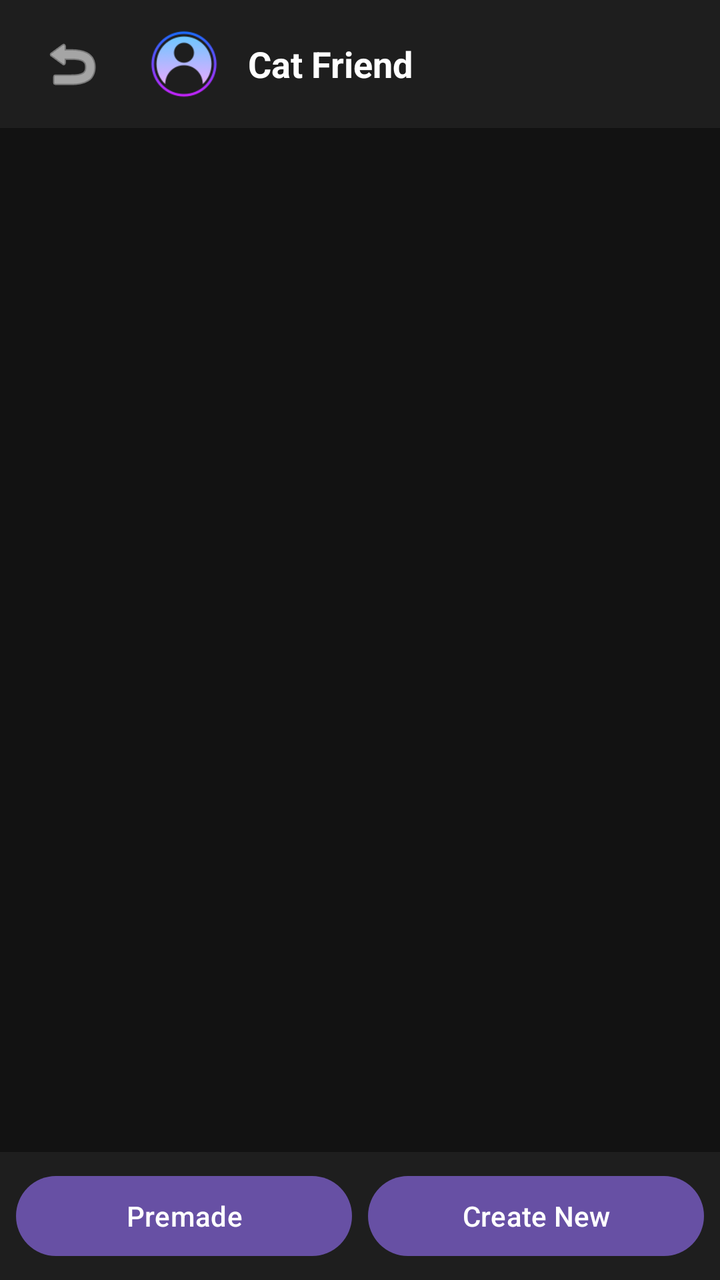
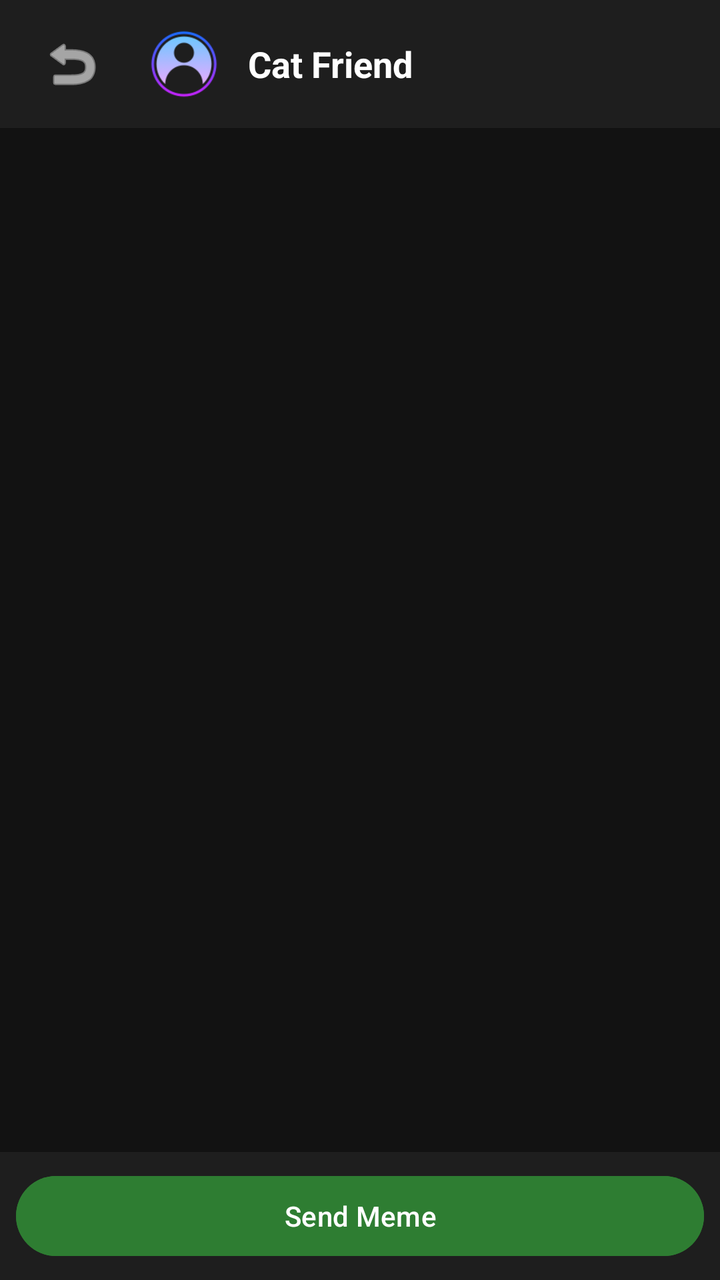

Before-and-after screenshots of an Android layout around one commit, followed by the original layout XML and the change that was made.
<!-- AndroidManifest.xml: application theme Theme.MessagingApp -->
<!-- res/layout/activity_chat.xml -->
<?xml version="1.0" encoding="utf-8"?>
<androidx.constraintlayout.widget.ConstraintLayout 
    xmlns:android="http://schemas.android.com/apk/res/android"
    xmlns:app="http://schemas.android.com/apk/res-auto"
    android:id="@+id/main"
    android:layout_width="match_parent"
    android:layout_height="match_parent"
    android:background="#121212"
    android:fitsSystemWindows="true">

    
    <androidx.appcompat.widget.Toolbar
        android:id="@+id/chatToolbar"
        android:layout_width="match_parent"
        android:layout_height="?attr/actionBarSize"
        android:background="#1E1E1E"
        app:layout_constraintTop_toTopOf="parent">

        <LinearLayout
            android:layout_width="match_parent"
            android:layout_height="match_parent"
            android:gravity="center_vertical"
            android:orientation="horizontal">

            <ImageButton
                android:id="@+id/btnBack"
                android:layout_width="40dp"
                android:layout_height="40dp"
                android:background="?attr/selectableItemBackgroundBorderless"
                android:src="@android:drawable/ic_menu_revert"
                app:tint="#FFFFFF" />

            
            <com.google.android.material.imageview.ShapeableImageView
                android:id="@+id/contactPfp"
                android:layout_width="40dp"
                android:layout_height="40dp"
                android:layout_marginStart="16dp"
                android:scaleType="centerCrop"
                android:src="@drawable/profile_placeholder"
                app:shapeAppearanceOverlay="@style/CircleImage" />

            
            <TextView
                android:id="@+id/contactName"
                android:layout_width="wrap_content"
                android:layout_height="wrap_content"
                android:layout_marginStart="12dp"
                android:text="Cat Friend"
                android:textColor="#FFFFFF"
                android:textSize="18sp"
                android:textStyle="bold" />
        </LinearLayout>
    </androidx.appcompat.widget.Toolbar>

    
    <androidx.recyclerview.widget.RecyclerView
        android:id="@+id/rvMessages"
        android:layout_width="match_parent"
        android:layout_height="0dp"
        app:layout_constraintTop_toBottomOf="@id/chatToolbar"
        app:layout_constraintBottom_toTopOf="@id/inputLayout" />

    
    <LinearLayout
        android:id="@+id/inputLayout"
        android:layout_width="match_parent"
        android:layout_height="wrap_content"
        android:background="#1E1E1E"
        android:orientation="horizontal"
        android:padding="8dp"
        app:layout_constraintBottom_toBottomOf="parent">

        <Button
            android:id="@+id/btnPremade"
            android:layout_width="0dp"
            android:layout_height="wrap_content"
            android:layout_weight="1"
            android:layout_marginEnd="4dp"
            android:text="Premade" />

        <Button
            android:id="@+id/btnCreate"
            android:layout_width="0dp"
            android:layout_height="wrap_content"
            android:layout_weight="1"
            android:layout_marginStart="4dp"
            android:text="Create New" />
    </LinearLayout>

</androidx.constraintlayout.widget.ConstraintLayout>
<!-- resources referenced by this layout -->
<resources>
  <!-- drawable profile_placeholder: png bitmap (drawable, 4604 bytes) -->
  <style name="CircleImage">
          <item name="cornerSize">50%</item>
      </style>
  <style name="Theme.MessagingApp" parent="Base.Theme.MessagingApp" />
  <style name="Base.Theme.MessagingApp" parent="Theme.Material3.DayNight.NoActionBar">
          
          
      </style>
</resources>

<!-- the commit's change to res/layout/activity_chat.xml (unified diff, before → after) -->
@@ -8,7 +8,6 @@
     android:background="#121212"
     android:fitsSystemWindows="true">
 
-    
     <androidx.appcompat.widget.Toolbar
         android:id="@+id/chatToolbar"
         android:layout_width="match_parent"
@@ -30,7 +29,6 @@
                 android:src="@android:drawable/ic_menu_revert"
                 app:tint="#FFFFFF" />
 
-            
             <com.google.android.material.imageview.ShapeableImageView
                 android:id="@+id/contactPfp"
                 android:layout_width="40dp"
@@ -40,7 +38,6 @@
                 android:src="@drawable/profile_placeholder"
                 app:shapeAppearanceOverlay="@style/CircleImage" />
 
-            
             <TextView
                 android:id="@+id/contactName"
                 android:layout_width="wrap_content"
@@ -53,7 +50,6 @@
         </LinearLayout>
     </androidx.appcompat.widget.Toolbar>
 
-    
     <androidx.recyclerview.widget.RecyclerView
         android:id="@+id/rvMessages"
         android:layout_width="match_parent"
@@ -61,7 +57,6 @@
         app:layout_constraintTop_toBottomOf="@id/chatToolbar"
         app:layout_constraintBottom_toTopOf="@id/inputLayout" />
 
-    
     <LinearLayout
         android:id="@+id/inputLayout"
         android:layout_width="match_parent"
@@ -71,21 +66,14 @@
         android:padding="8dp"
         app:layout_constraintBottom_toBottomOf="parent">
 
-        <Button
-            android:id="@+id/btnPremade"
-            android:layout_width="0dp"
-            android:layout_height="wrap_content"
-            android:layout_weight="1"
-            android:layout_marginEnd="4dp"
-            android:text="Premade" />
 
         <Button
             android:id="@+id/btnCreate"
-            android:layout_width="0dp"
+            android:layout_width="match_parent"
             android:layout_height="wrap_content"
-            android:layout_weight="1"
-            android:layout_marginStart="4dp"
-            android:text="Create New" />
+            android:backgroundTint="#2E7D32"
+            android:text="Send Meme"
+            android:textColor="#FFFFFF" />
     </LinearLayout>
 
 </androidx.constraintlayout.widget.ConstraintLayout>
<!-- resource entries referenced after the edit -->
@@ -6,8 +6,6 @@
       </style>
   <style name="Theme.MessagingApp" parent="Base.Theme.MessagingApp" />
   <style name="Base.Theme.MessagingApp" parent="Theme.Material3.DayNight.NoActionBar">
-          
-          
       </style>
 </resources>
 
